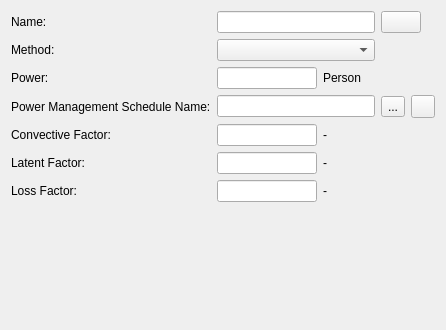
Above: SIM-VICUS/src/SVDBInternalLoadsElectricEquipmentEditWidget.ui from ghorwin/SIM-VICUS before the change. Below: the same form after it.
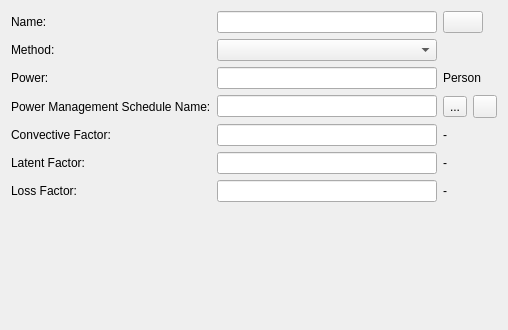
That is the form after the change. Icons and pictures are not drawn. Custom widgets are drawn as their Qt base class.

Commit message: Updated ui of internal loads (stretching was wrong)

The edit to the form file:
```diff
--- a/SIM-VICUS/src/SVDBInternalLoadsElectricEquipmentEditWidget.ui
+++ b/SIM-VICUS/src/SVDBInternalLoadsElectricEquipmentEditWidget.ui
@@ -6,14 +6,14 @@
    <rect>
     <x>0</x>
     <y>0</y>
-    <width>446</width>
+    <width>508</width>
     <height>330</height>
    </rect>
   </property>
   <property name="windowTitle">
    <string>Form</string>
   </property>
-  <layout class="QGridLayout" name="gridLayoutMaster">
+  <layout class="QGridLayout" name="gridLayoutMaster" columnstretch="0,1,0,0,0">
    <item row="3" column="4">
     <widget class="QToolButton" name="toolButtonRemovePowerManagementSchedule">
      <property name="icon">
@@ -22,23 +22,6 @@
      </property>
     </widget>
    </item>
-   <item row="6" column="2">
-    <widget class="QLabel" name="labelConvectiveFactorUnit_3">
-     <property name="text">
-      <string>-</string>
-     </property>
-    </widget>
-   </item>
-   <item row="2" column="1">
-    <widget class="QtExt::ValidatingLineEdit" name="lineEditPower">
-     <property name="maximumSize">
-      <size>
-       <width>100</width>
-       <height>16777215</height>
-      </size>
-     </property>
-    </widget>
-   </item>
    <item row="2" column="0">
     <widget class="QLabel" name="labelElectricEquipmentInput">
      <property name="text">
@@ -46,26 +29,6 @@
      </property>
     </widget>
    </item>
-   <item row="4" column="2">
-    <widget class="QLabel" name="labelConvectiveFactorUnit">
-     <property name="text">
-      <string>-</string>
-     </property>
-    </widget>
-   </item>
-   <item row="2" column="3" colspan="2">
-    <spacer name="horizontalSpacer">
-     <property name="orientation">
-      <enum>Qt::Horizontal</enum>
-     </property>
-     <property name="sizeHint" stdset="0">
-      <size>
-       <width>50</width>
-       <height>20</height>
-      </size>
-     </property>
-    </spacer>
-   </item>
    <item row="3" column="0">
     <widget class="QLabel" name="labelDisplayName_2">
      <property name="text">
@@ -86,23 +49,6 @@
      </property>
     </widget>
    </item>
-   <item row="4" column="1">
-    <widget class="QtExt::ValidatingLineEdit" name="lineEditConvectiveFactor">
-     <property name="maximumSize">
-      <size>
-       <width>100</width>
-       <height>16777215</height>
-      </size>
-     </property>
-    </widget>
-   </item>
-   <item row="5" column="2">
-    <widget class="QLabel" name="labelConvectiveFactorUnit_2">
-     <property name="text">
-      <string>-</string>
-     </property>
-    </widget>
-   </item>
    <item row="0" column="0">
     <widget class="QLabel" name="labelDisplayName">
      <property name="text">
@@ -124,13 +70,6 @@
      </property>
     </widget>
    </item>
-   <item row="2" column="2">
-    <widget class="QLabel" name="labelElectricEquipmentInputUnit">
-     <property name="text">
-      <string>Person</string>
-     </property>
-    </widget>
-   </item>
    <item row="6" column="0">
     <widget class="QLabel" name="labelLossFactor">
      <property name="text">
@@ -138,19 +77,6 @@
      </property>
     </widget>
    </item>
-   <item row="4" column="3" colspan="2">
-    <spacer name="horizontalSpacer_2">
-     <property name="orientation">
-      <enum>Qt::Horizontal</enum>
-     </property>
-     <property name="sizeHint" stdset="0">
-      <size>
-       <width>50</width>
-       <height>20</height>
-      </size>
-     </property>
-    </spacer>
-   </item>
    <item row="5" column="0">
     <widget class="QLabel" name="labelLatentFactor">
      <property name="text">
@@ -158,16 +84,6 @@
      </property>
     </widget>
    </item>
-   <item row="6" column="1">
-    <widget class="QtExt::ValidatingLineEdit" name="lineEditLossFactor">
-     <property name="maximumSize">
-      <size>
-       <width>100</width>
-       <height>16777215</height>
-      </size>
-     </property>
-    </widget>
-   </item>
    <item row="4" column="0">
     <widget class="QLabel" name="labelConvectiveFactor">
      <property name="text">
@@ -175,16 +91,6 @@
      </property>
     </widget>
    </item>
-   <item row="5" column="1">
-    <widget class="QtExt::ValidatingLineEdit" name="lineEditLatentFactor">
-     <property name="maximumSize">
-      <size>
-       <width>100</width>
-       <height>16777215</height>
-      </size>
-     </property>
-    </widget>
-   </item>
    <item row="0" column="3" colspan="2">
     <widget class="QtExt::ColorButton" name="pushButtonColor">
      <property name="sizePolicy">
@@ -198,23 +104,91 @@
    <item row="7" column="0" colspan="5">
     <widget class="QwtPlot" name="widgetPlot" native="true"/>
    </item>
+   <item row="2" column="3" colspan="2">
+    <widget class="QLabel" name="labelElectricEquipmentInputUnit">
+     <property name="text">
+      <string>Person</string>
+     </property>
+    </widget>
+   </item>
+   <item row="4" column="3" colspan="2">
+    <widget class="QLabel" name="labelConvectiveFactorUnit">
+     <property name="text">
+      <string>-</string>
+     </property>
+    </widget>
+   </item>
+   <item row="5" column="3" colspan="2">
+    <widget class="QLabel" name="labelConvectiveFactorUnit_2">
+     <property name="text">
+      <string>-</string>
+     </property>
+    </widget>
+   </item>
+   <item row="6" column="3" colspan="2">
+    <widget class="QLabel" name="labelConvectiveFactorUnit_3">
+     <property name="text">
+      <string>-</string>
+     </property>
+    </widget>
+   </item>
+   <item row="4" column="1" colspan="2">
+    <widget class="QtExt::ValidatingLineEdit" name="lineEditConvectiveFactor">
+     <property name="maximumSize">
+      <size>
+       <width>16777215</width>
+       <height>16777215</height>
+      </size>
+     </property>
+    </widget>
+   </item>
+   <item row="5" column="1" colspan="2">
+    <widget class="QtExt::ValidatingLineEdit" name="lineEditLatentFactor">
+     <property name="maximumSize">
+      <size>
+       <width>16777215</width>
+       <height>16777215</height>
+      </size>
+     </property>
+    </widget>
+   </item>
+   <item row="6" column="1" colspan="2">
+    <widget class="QtExt::ValidatingLineEdit" name="lineEditLossFactor">
+     <property name="maximumSize">
+      <size>
+       <width>16777215</width>
+       <height>16777215</height>
+      </size>
+     </property>
+    </widget>
+   </item>
+   <item row="2" column="1" colspan="2">
+    <widget class="QtExt::ValidatingLineEdit" name="lineEditPower">
+     <property name="maximumSize">
+      <size>
+       <width>16777215</width>
+       <height>16777215</height>
+      </size>
+     </property>
+    </widget>
+   </item>
   </layout>
  </widget>
  <customwidgets>
-  <customwidget>
-   <class>QtExt::ValidatingLineEdit</class>
-   <extends>QLineEdit</extends>
-   <header location="global">QtExt_ValidatingLineEdit.h</header>
-   <slots>
-    <signal>editingFinishedSuccessfully()</signal>
-   </slots>
-  </customwidget>
   <customwidget>
    <class>QtExt::LanguageStringEditWidget1</class>
    <extends>QLineEdit</extends>
    <header location="global">QtExt_LanguageStringEditWidget1.h</header>
    <container>1</container>
   </customwidget>
+  <customwidget>
+   <class>QtExt::ValidatingLineEdit</class>
+   <extends>QLineEdit</extends>
+   <header location="global">QtExt_ValidatingLineEdit.h</header>
+   <slots>
+    <signal>editingFinishedSuccessfully()</signal>
+   </slots>
+  </customwidget>
   <customwidget>
    <class>QtExt::ColorButton</class>
    <extends>QPushButton</extends>
```
Left out of the diff: 3 changed lines with no effect on the pictures. The commit also changes 3 other files.
